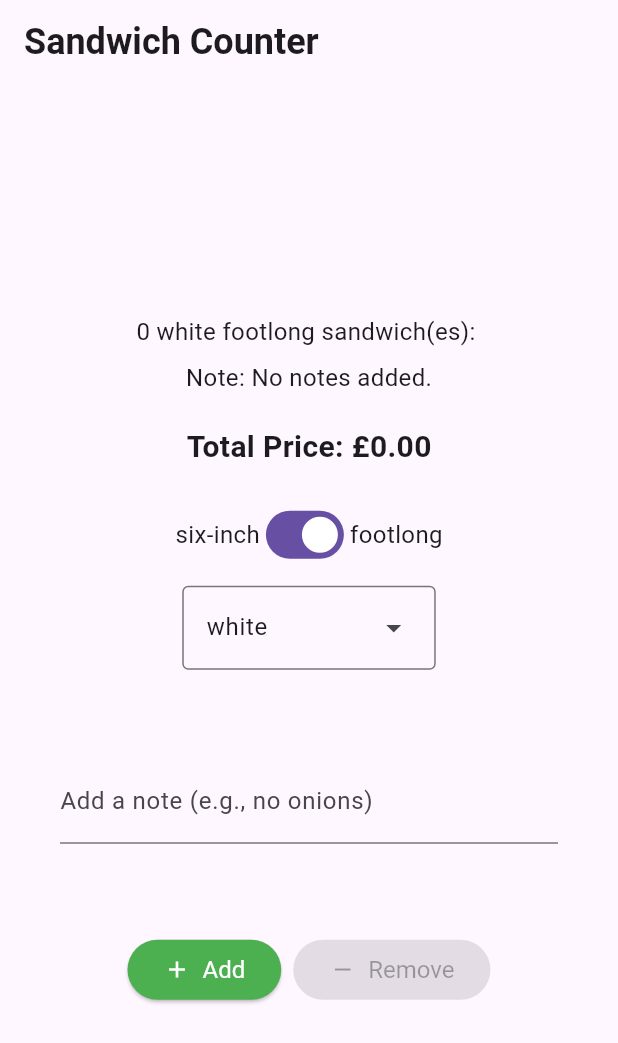
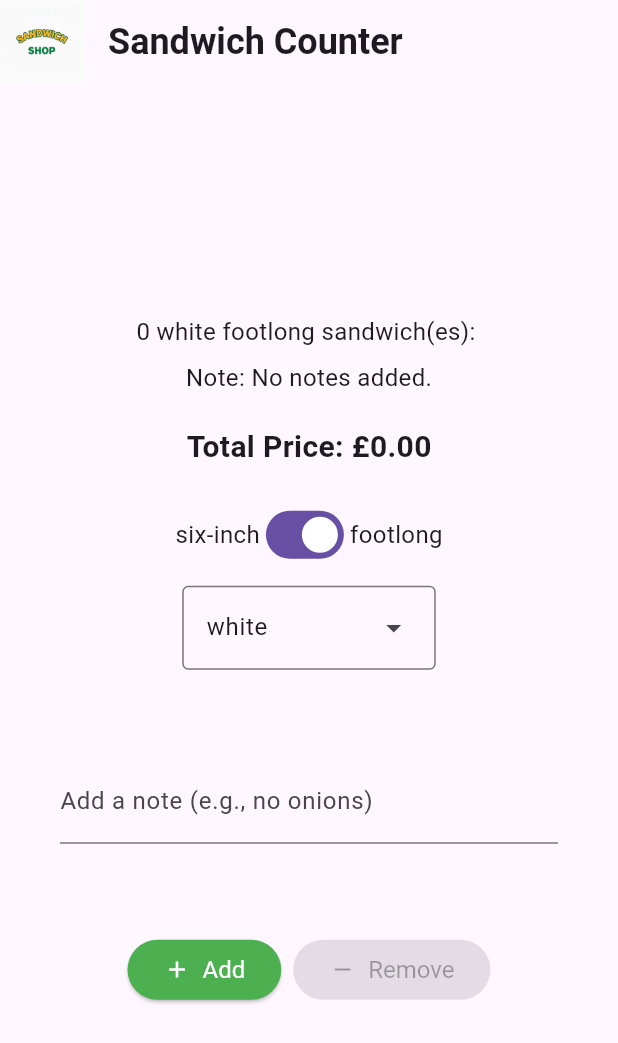
Before and after one commit to Rakib-208/flutter_prog, a Flutter app: the screen it shows after launch, on a phone screen of 412 x 824 dp. Shown: the top 1043 px of the screen. Run offline on Flutter 3.47's test engine with Material 3 defaults, Android fonts, the light colour scheme and no system bars.

Commit message:
add image to logo

```diff
--- a/lib/main.dart
+++ b/lib/main.dart
@@ -111,7 +111,13 @@ class _OrderScreenState extends State<OrderScreen> {
     }
 
     return Scaffold(
-      appBar: AppBar(title: const Text('Sandwich Counter', style: heading1)),
+      appBar: AppBar(
+        leading: SizedBox(
+          height: 100,
+          child: Image.asset('assets/images/logo.png'),
+        ),
+        title: const Text('Sandwich Counter', style: heading1),
+      ),
       body: Center(
         child: Column(
           mainAxisAlignment: MainAxisAlignment.center,
```
